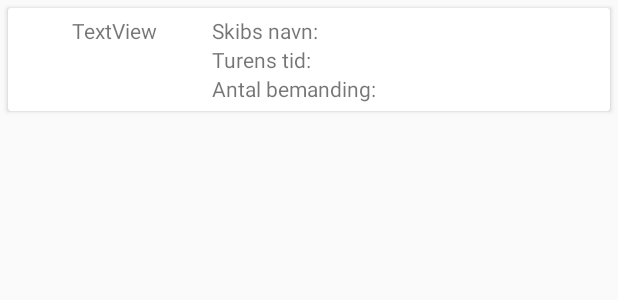
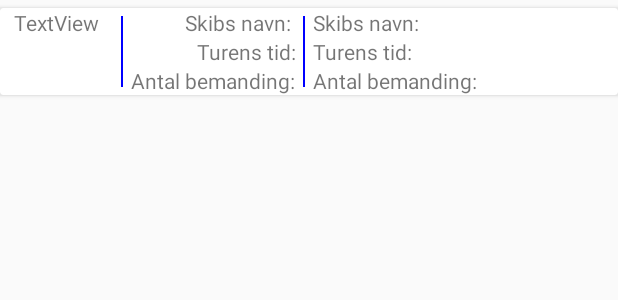
Before and after one commit to SimonJDTU/ShipLog, an Android app: the layout trips_recycler_card.xml on its own in the app's theme, with its tools: preview values and no code run, on a phone screen of 412 x 824 dp. Shown: the top 300 px of the screen. Run offline under Robolectric (Android 15) with nearby library versions, the phone set to English and light mode, and no system bars.

```diff
--- a/app/src/main/AndroidManifest.xml
+++ b/app/src/main/AndroidManifest.xml
@@ -4,7 +4,7 @@
 
     <application
         android:allowBackup="true"
-        android:icon="@mipmap/ic_launcher"
+        android:icon="@mipmap/app_icon"
         android:label="@string/app_name"
         android:roundIcon="@mipmap/ic_launcher_round"
         android:supportsRtl="true"
--- a/app/src/main/res/drawable/button_circle.xml
+++ b/app/src/main/res/drawable/button_circle.xml
@@ -7,7 +7,7 @@
     </item>
     <item android:state_pressed="true">
         <shape android:shape="oval">
-            <solid android:color="@color/colorPrimary"/>
+            <solid android:color="@color/colorPrimaryDark"/>
         </shape>
     </item>
 </selector>
--- a/app/src/main/res/layout/activity_settings.xml
+++ b/app/src/main/res/layout/activity_settings.xml
@@ -4,7 +4,8 @@
     xmlns:tools="http://schemas.android.com/tools"
     android:layout_width="match_parent"
     android:layout_height="match_parent"
-    tools:context=".Settings">
+    tools:context=".Settings"
+    android:background="@drawable/background_gradient">
 
     <TextView
         android:id="@+id/settings_title"
--- a/app/src/main/res/layout/trips_recycler_card.xml
+++ b/app/src/main/res/layout/trips_recycler_card.xml
@@ -1,31 +1,89 @@
 <?xml version="1.0" encoding="utf-8"?>
 <androidx.cardview.widget.CardView xmlns:android="http://schemas.android.com/apk/res/android"
+    xmlns:app="http://schemas.android.com/apk/res-auto"
+    xmlns:tools="http://schemas.android.com/tools"
     android:id="@+id/cardView"
     android:layout_width="match_parent"
     android:layout_height="wrap_content"
-    android:layout_margin="5dp">
+    android:layout_marginTop="5dp"
+    android:layout_marginBottom="5dp">
 
-
-    <LinearLayout
+    <androidx.constraintlayout.widget.ConstraintLayout
         android:layout_width="match_parent"
-        android:layout_height="wrap_content"
-        android:orientation="horizontal"
-        android:padding="5dp"
-        android:weightSum="3">
+        android:layout_height="match_parent">
 
         <TextView
             android:id="@+id/trip_date"
-            android:layout_width="match_parent"
+            android:layout_width="75dp"
             android:layout_height="wrap_content"
-            android:layout_weight="2"
             android:text="TextView"
-            android:textAlignment="center" />
+            android:textAlignment="center"
+            app:layout_constraintStart_toStartOf="parent"
+            app:layout_constraintTop_toTopOf="parent" />
+
+        <View
+            android:id="@+id/splitter1"
+            android:layout_width="1dp"
+            android:layout_height="0dp"
+            android:layout_marginStart="5dp"
+            android:layout_marginTop="5dp"
+            android:layout_marginBottom="5dp"
+            android:background="#FF0000FF"
+            android:paddingVertical="10dp"
+            app:layout_constraintBottom_toBottomOf="parent"
+            app:layout_constraintStart_toEndOf="@+id/trip_date"
+            app:layout_constraintTop_toTopOf="parent" />
 
         <LinearLayout
-            android:layout_width="match_parent"
+            android:id="@+id/set_data"
+            android:layout_width="0dp"
             android:layout_height="wrap_content"
-            android:layout_weight="1"
-            android:orientation="vertical">
+            android:layout_marginStart="5dp"
+            android:orientation="vertical"
+            app:layout_constraintStart_toEndOf="@+id/splitter1"
+            app:layout_constraintTop_toTopOf="parent">
+
+            <TextView
+                android:layout_width="match_parent"
+                android:layout_height="wrap_content"
+                android:text="Skibs navn: "
+                android:textAlignment="viewEnd" />
+
+            <TextView
+                android:layout_width="match_parent"
+                android:layout_height="wrap_content"
+                android:text="Turens tid:"
+                android:textAlignment="viewEnd" />
+
+            <TextView
+                android:layout_width="match_parent"
+                android:layout_height="wrap_content"
+                android:text="Antal bemanding:" />
+
+        </LinearLayout>
+
+        <View
+            android:id="@+id/splitter2"
+            android:layout_width="1dp"
+            android:layout_height="0dp"
+            android:layout_marginStart="5dp"
+            android:layout_marginTop="5dp"
+            android:layout_marginBottom="5dp"
+            android:background="#FF0000FF"
+            android:paddingVertical="10dp"
+            app:layout_constraintBottom_toBottomOf="parent"
+            app:layout_constraintStart_toEndOf="@+id/set_data"
+            app:layout_constraintTop_toTopOf="parent" />
+
+        <LinearLayout
+            android:id="@+id/linearLayout2"
+            android:layout_width="0dp"
+            android:layout_height="wrap_content"
+            android:layout_marginStart="5dp"
+            android:orientation="vertical"
+            app:layout_constraintEnd_toEndOf="parent"
+            app:layout_constraintStart_toEndOf="@+id/splitter2"
+            app:layout_constraintTop_toTopOf="parent">
 
             <TextView
                 android:id="@+id/trip_ship"
@@ -47,6 +105,6 @@
 
         </LinearLayout>
 
-    </LinearLayout>
+    </androidx.constraintlayout.widget.ConstraintLayout>
 
 </androidx.cardview.widget.CardView>
--- a/app/src/main/res/values/colors.xml
+++ b/app/src/main/res/values/colors.xml
@@ -1,6 +1,6 @@
 <?xml version="1.0" encoding="utf-8"?>
 <resources>
     <color name="colorPrimary">#00375E</color>
-    <color name="colorPrimaryDark">#00375E</color>
+    <color name="colorPrimaryDark">#002845</color>
     <color name="colorAccent">#00375E</color>
 </resources>
```
Also changed, not shown: app/src/main/java/com/johansen/dk/shiplog/Adapters/TripsAdapter.kt (+4 -3 lines), app/src/main/res/layout/activity_home_screen.xml (+14 -4 lines).
